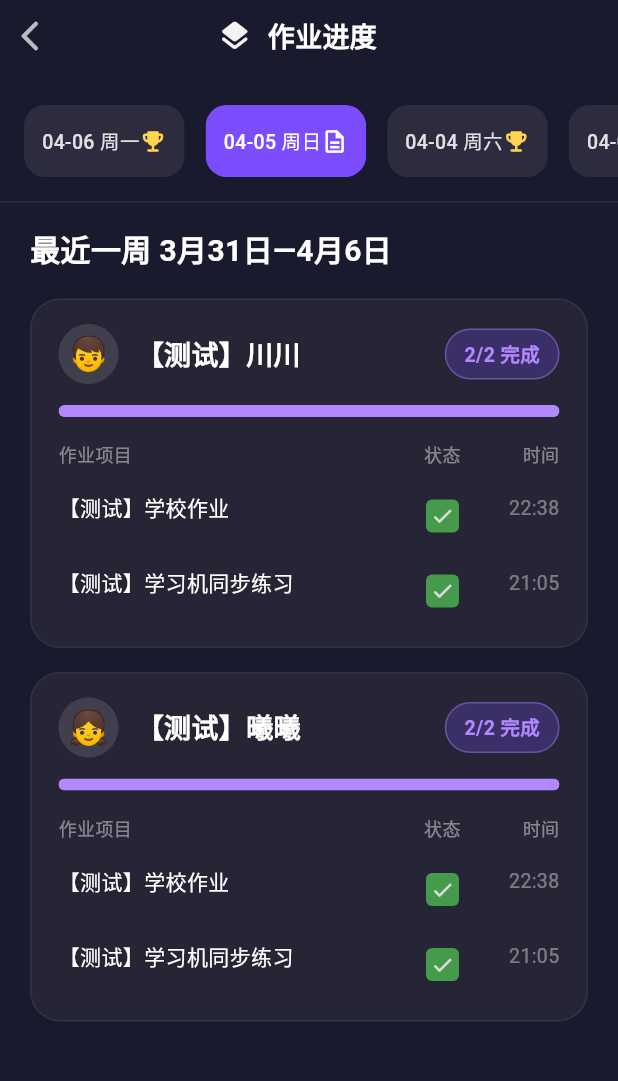
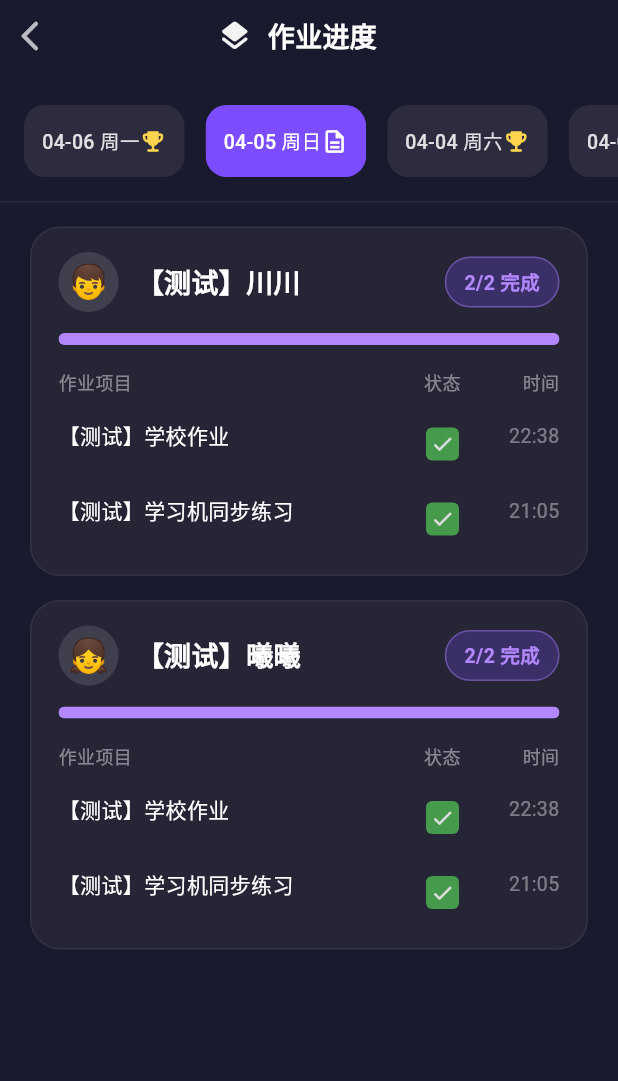
Before and after one commit to lhp2048/family-smart-apps, a Flutter app: the TasksPage screen opened by its route, after a tap on an icon or button, on a phone screen of 412 x 824 dp, the part 48-1129 px from its top. Run offline on Flutter 3.47's test engine with Material 3 defaults, Android fonts, the phone set to English and light mode, and no system bars; our stand-ins replace audioplayers, dio, flutter_riverpod, go_router, isar, permission_handler and 3 more; missing offline and left inert: gal, mobile_scanner, record; accounts and stored records are empty; generated files the repository leaves out were written again.

Commit message:
fix(tasks): 移除作业进度主区「最近一周」日期标题
Made-with: Cursor

```diff
--- a/lib/features/tasks/presentation/tasks_page.dart
+++ b/lib/features/tasks/presentation/tasks_page.dart
@@ -29,27 +29,6 @@ String _sidebarDateShort(String bizDate) {
     return '${p[1]}-${p[2]}';
   }
   return bizDate;
-}
-
-DateTime? _parseBizDateYmd(String bizDate) {
-  try {
-    final p = bizDate.split('-');
-    if (p.length != 3) return null;
-    return DateTime(int.parse(p[0]), int.parse(p[1]), int.parse(p[2]));
-  } catch (_) {
-    return null;
-  }
-}
-
-/// 主内容区顶部：最近一周对应的起止日期（与侧栏日期列表一致）。
-String _weekRangeLabelForTasks(List<TaskDateEntity> dates) {
-  if (dates.isEmpty) return '最近一周';
-  final sorted = [...dates]..sort((a, b) => a.bizDate.compareTo(b.bizDate));
-  final start = _parseBizDateYmd(sorted.first.bizDate);
-  final end = _parseBizDateYmd(sorted.last.bizDate);
-  if (start == null || end == null) return '最近一周';
-  String fmt(DateTime d) => '${d.month}月${d.day}日';
-  return '最近一周 ${fmt(start)}—${fmt(end)}';
 }
 
 Map<String, dynamic> _decodeMap(String json) {
@@ -275,7 +254,6 @@ class _HomeworkDateSwipePanelState
             loading: () => const Center(child: CircularProgressIndicator()),
             error: (e, _) => AppEmpty(message: '成员加载失败：$e'),
             data: (children) => _HomeworkMainPanel(
-              dateTitle: _weekRangeLabelForTasks(widget.dates),
               bundle: bundle,
               children: children,
               selectedBizDate: d.bizDate,
@@ -449,14 +427,12 @@ class _HistorySidebarState extends ConsumerState<_HistorySidebar> {
 
 class _HomeworkMainPanel extends StatelessWidget {
   const _HomeworkMainPanel({
-    required this.dateTitle,
     required this.bundle,
     required this.children,
     required this.selectedBizDate,
     required this.readOnly,
   });
 
-  final String dateTitle;
   final HomeworkItemsBundle bundle;
   final List<MemberEntity> children;
   final String selectedBizDate;
@@ -474,15 +450,6 @@ class _HomeworkMainPanel extends StatelessWidget {
     return ListView(
       padding: const EdgeInsets.fromLTRB(20, 16, 20, 24),
       children: [
-        Text(
-          dateTitle,
-          style: const TextStyle(
-            color: Colors.white,
-            fontSize: 20,
-            fontWeight: FontWeight.bold,
-          ),
-        ),
-        const SizedBox(height: 18),
         ...children.map(
           (m) => Padding(
             padding: const EdgeInsets.only(bottom: 16),
```
